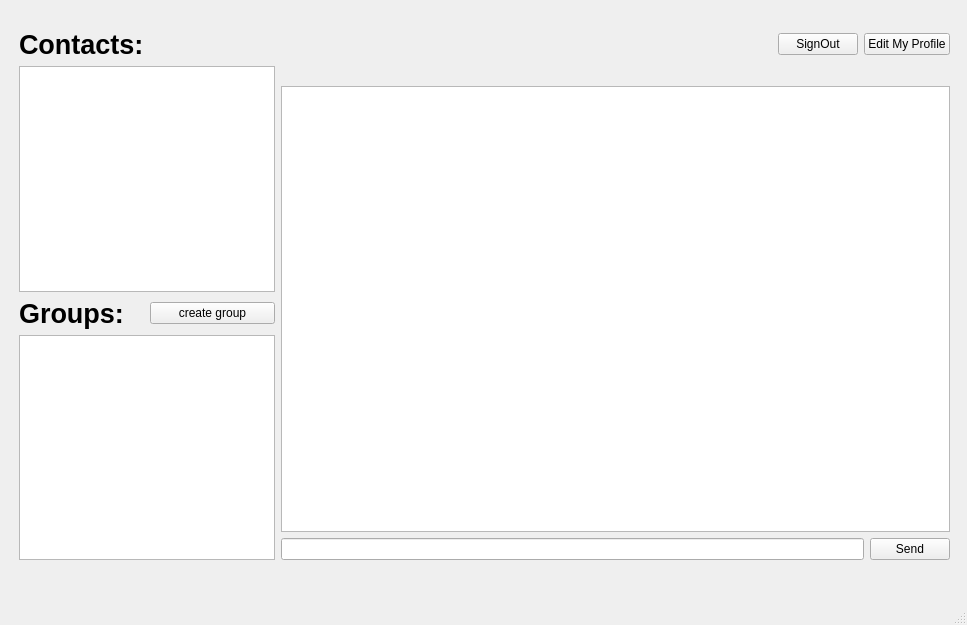
First picture: the form in mainwindow.ui, repository SRIHARSHA018/SChatDb, before the edit.
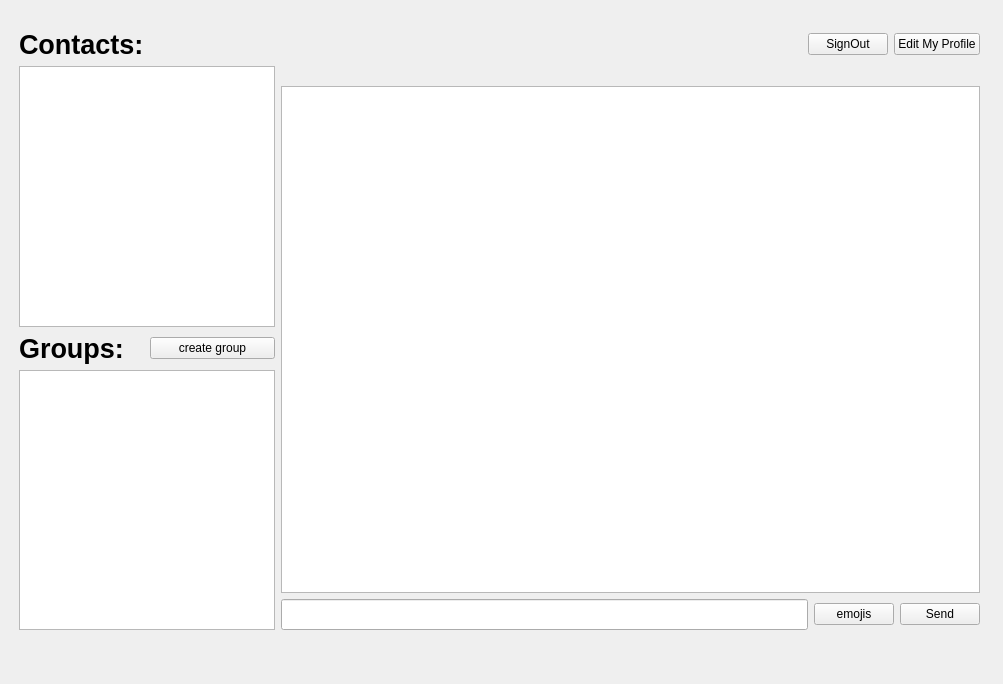
Second picture: the form after the edit.

Commit message: Added emoji feature to app

```diff
--- a/mainwindow.ui
+++ b/mainwindow.ui
@@ -6,21 +6,33 @@
    <rect>
     <x>0</x>
     <y>0</y>
-    <width>967</width>
-    <height>625</height>
+    <width>1003</width>
+    <height>684</height>
    </rect>
   </property>
+  <property name="sizePolicy">
+   <sizepolicy hsizetype="Expanding" vsizetype="Expanding">
+    <horstretch>0</horstretch>
+    <verstretch>0</verstretch>
+   </sizepolicy>
+  </property>
   <property name="windowTitle">
    <string>MainWindow</string>
   </property>
   <widget class="QWidget" name="centralwidget">
+   <property name="sizePolicy">
+    <sizepolicy hsizetype="Expanding" vsizetype="Expanding">
+     <horstretch>0</horstretch>
+     <verstretch>0</verstretch>
+    </sizepolicy>
+   </property>
    <widget class="QStackedWidget" name="stackedWidget">
     <property name="geometry">
      <rect>
       <x>19</x>
       <y>9</y>
-      <width>941</width>
-      <height>581</height>
+      <width>971</width>
+      <height>631</height>
      </rect>
     </property>
     <property name="sizePolicy">
@@ -39,7 +51,7 @@
        <verstretch>0</verstretch>
       </sizepolicy>
      </property>
-     <widget class="QWidget" name="">
+     <widget class="QWidget" name="layoutWidget">
       <property name="geometry">
        <rect>
         <x>110</x>
@@ -363,8 +375,8 @@
        <rect>
         <x>0</x>
         <y>20</y>
-        <width>931</width>
-        <height>531</height>
+        <width>961</width>
+        <height>601</height>
        </rect>
       </property>
       <layout class="QHBoxLayout" name="horizontalLayout_5">
@@ -499,6 +511,14 @@
          </item>
          <item>
           <widget class="QListWidget" name="chat_pane">
+           <property name="font">
+            <font>
+             <pointsize>12</pointsize>
+            </font>
+           </property>
+           <property name="autoFillBackground">
+            <bool>false</bool>
+           </property>
            <property name="verticalScrollBarPolicy">
             <enum>Qt::ScrollBarAlwaysOff</enum>
            </property>
@@ -516,7 +536,20 @@
          <item>
           <layout class="QHBoxLayout" name="horizontalLayout_4">
            <item>
-            <widget class="QLineEdit" name="message_box_chat"/>
+            <widget class="QLineEdit" name="message_box_chat">
+             <property name="font">
+              <font>
+               <pointsize>14</pointsize>
+              </font>
+             </property>
+            </widget>
+           </item>
+           <item>
+            <widget class="QPushButton" name="emoji_btn">
+             <property name="text">
+              <string>emojis</string>
+             </property>
+            </widget>
            </item>
            <item>
             <widget class="QPushButton" name="send_btn_chat">
@@ -908,7 +941,7 @@
      </widget>
     </widget>
    </widget>
-   <widget class="QWidget" name="">
+   <widget class="QWidget" name="layoutWidget">
     <property name="geometry">
      <rect>
       <x>0</x>
@@ -919,7 +952,7 @@
     </property>
     <layout class="QVBoxLayout" name="verticalLayout_7"/>
    </widget>
-   <widget class="QWidget" name="">
+   <widget class="QWidget" name="layoutWidget">
     <property name="geometry">
      <rect>
       <x>0</x>
@@ -930,7 +963,7 @@
     </property>
     <layout class="QVBoxLayout" name="verticalLayout_8"/>
    </widget>
-   <widget class="QWidget" name="">
+   <widget class="QWidget" name="layoutWidget">
     <property name="geometry">
      <rect>
       <x>0</x>
@@ -942,17 +975,6 @@
     <layout class="QVBoxLayout" name="verticalLayout_9"/>
    </widget>
   </widget>
-  <widget class="QMenuBar" name="menubar">
-   <property name="geometry">
-    <rect>
-     <x>0</x>
-     <y>0</y>
-     <width>967</width>
-     <height>25</height>
-    </rect>
-   </property>
-  </widget>
-  <widget class="QStatusBar" name="statusbar"/>
  </widget>
  <resources/>
  <connections/>
```
Left out of the diff: 6 changed lines with no effect on the pictures. The commit also changes 6 other files.
